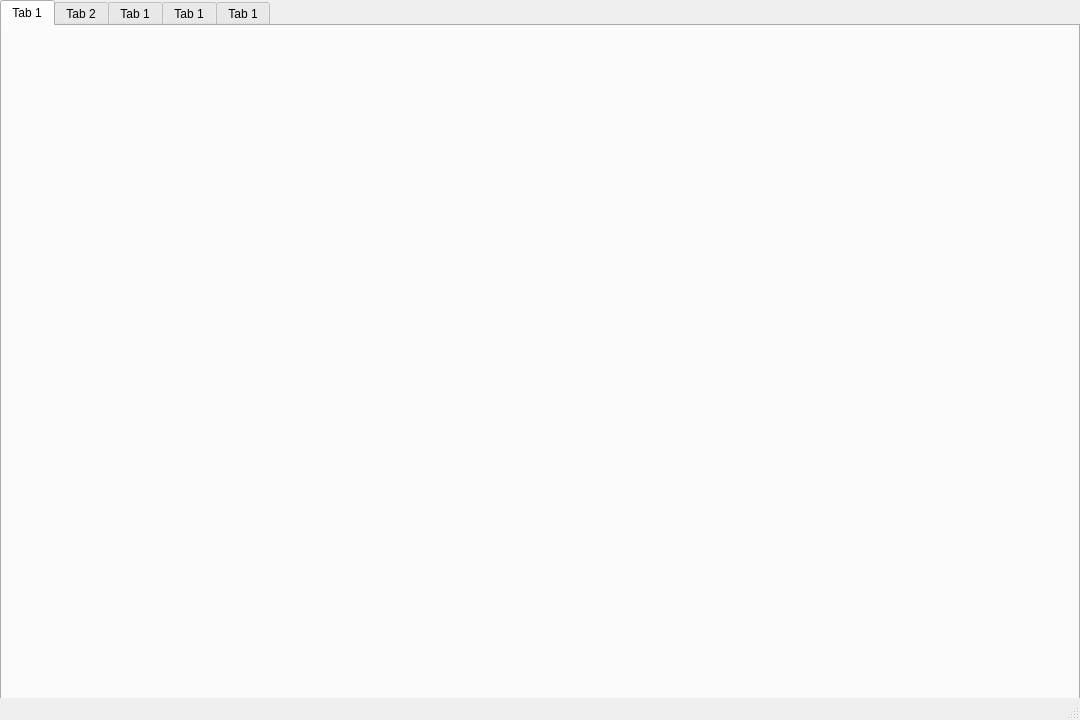
The window that Version 1.1/interface.ui (HizanLi/Converter) describes before a commit, drawn with Qt 5.
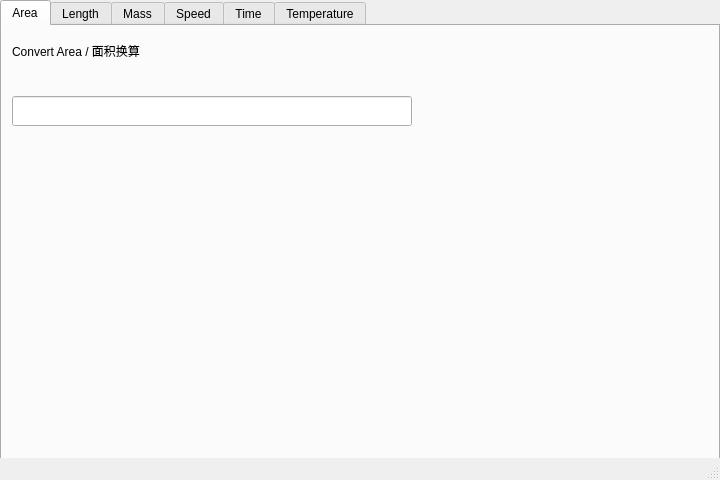
The same window after the commit. The open tabs and pages were chosen to show the change.

```diff
--- a/Version 1.1/interface.ui
+++ b/Version 1.1/interface.ui
@@ -6,8 +6,8 @@
    <rect>
     <x>0</x>
     <y>0</y>
-    <width>1080</width>
-    <height>720</height>
+    <width>720</width>
+    <height>480</height>
    </rect>
   </property>
   <property name="windowTitle">
@@ -19,8 +19,8 @@
      <rect>
       <x>0</x>
       <y>0</y>
-      <width>1080</width>
-      <height>720</height>
+      <width>720</width>
+      <height>480</height>
      </rect>
     </property>
     <property name="currentIndex">
@@ -28,27 +28,58 @@
     </property>
     <widget class="QWidget" name="tab">
      <attribute name="title">
-      <string>Tab 1</string>
+      <string>Area</string>
      </attribute>
+     <widget class="QLineEdit" name="lineEdit">
+      <property name="geometry">
+       <rect>
+        <x>10</x>
+        <y>70</y>
+        <width>400</width>
+        <height>30</height>
+       </rect>
+      </property>
+     </widget>
+     <widget class="QLabel" name="Area_Title">
+      <property name="geometry">
+       <rect>
+        <x>10</x>
+        <y>10</y>
+        <width>460</width>
+        <height>30</height>
+       </rect>
+      </property>
+      <property name="styleSheet">
+       <string notr="true">font: 75 24pt &quot;Arial&quot;;</string>
+      </property>
+      <property name="text">
+       <string>Convert Area / 面积换算</string>
+      </property>
+     </widget>
     </widget>
     <widget class="QWidget" name="tab_2">
      <attribute name="title">
-      <string>Tab 2</string>
+      <string>Length</string>
      </attribute>
     </widget>
     <widget class="QWidget" name="tab_3">
      <attribute name="title">
-      <string>Tab 1</string>
+      <string>Mass</string>
      </attribute>
     </widget>
     <widget class="QWidget" name="tab_4">
      <attribute name="title">
-      <string>Tab 1</string>
+      <string>Speed</string>
      </attribute>
     </widget>
     <widget class="QWidget" name="tab_5">
      <attribute name="title">
-      <string>Tab 1</string>
+      <string>Time</string>
+     </attribute>
+    </widget>
+    <widget class="QWidget" name="Temperature">
+     <attribute name="title">
+      <string>Temperature</string>
      </attribute>
     </widget>
    </widget>
```
Left out of the diff: 14 changed lines with no effect on the pictures.
